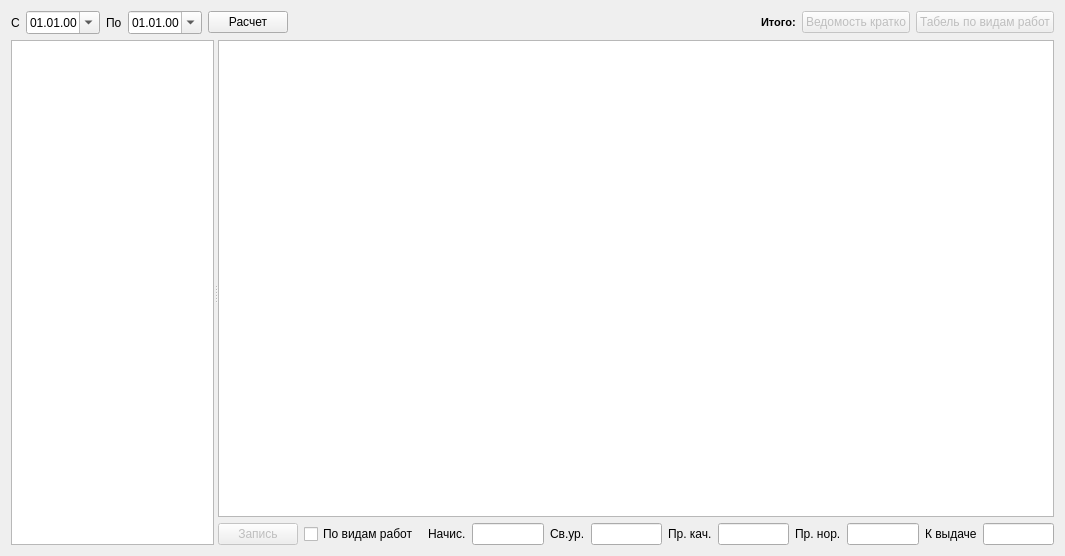
The window that formcalcwage.ui (Sergeyego/el_zp) describes before a commit, drawn with Qt 5.
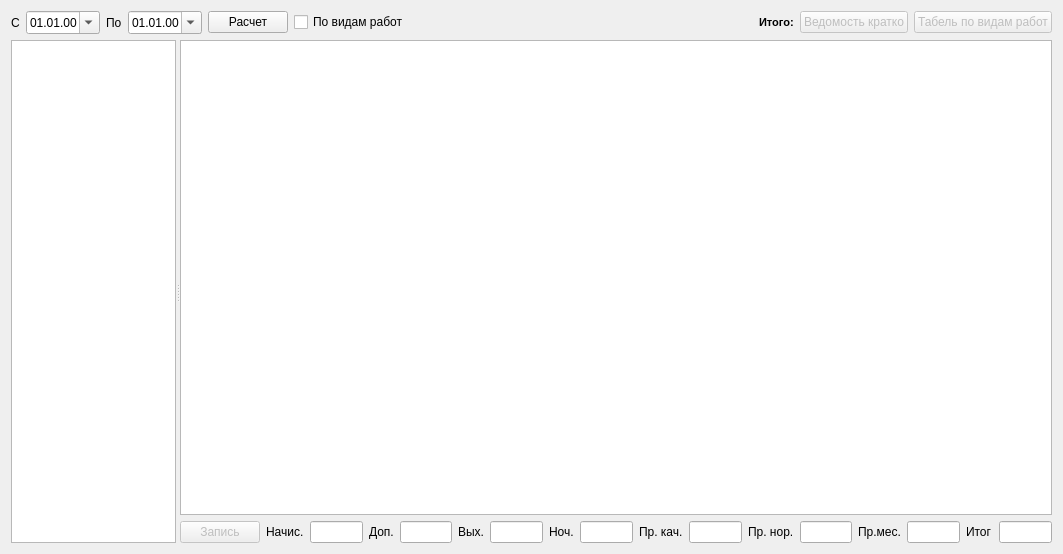
The same window after the commit. Custom widgets are drawn as their Qt base class.

Commit message: Доделан расчет

Diff of the .ui file:
```diff
--- a/formcalcwage.ui
+++ b/formcalcwage.ui
@@ -6,8 +6,8 @@
    <rect>
     <x>0</x>
     <y>0</y>
-    <width>1065</width>
-    <height>556</height>
+    <width>1063</width>
+    <height>554</height>
    </rect>
   </property>
   <property name="windowTitle">
@@ -57,6 +57,13 @@
        </property>
       </widget>
      </item>
+     <item>
+      <widget class="QCheckBox" name="checkBoxVid">
+       <property name="text">
+        <string>По видам работ</string>
+       </property>
+      </widget>
+     </item>
      <item>
       <spacer name="horizontalSpacer">
        <property name="orientation">
@@ -135,13 +142,6 @@
            </property>
           </widget>
          </item>
-         <item>
-          <widget class="QCheckBox" name="checkBoxVid">
-           <property name="text">
-            <string>По видам работ</string>
-           </property>
-          </widget>
-         </item>
          <item>
           <spacer name="horizontalSpacer_2">
            <property name="orientation">
@@ -163,7 +163,21 @@
           </widget>
          </item>
          <item>
-          <widget class="QLineEdit" name="lineEditWage">
+          <widget class="QLineEdit" name="lineEditZpl">
+           <property name="readOnly">
+            <bool>true</bool>
+           </property>
+          </widget>
+         </item>
+         <item>
+          <widget class="QLabel" name="label_8">
+           <property name="text">
+            <string>Доп.</string>
+           </property>
+          </widget>
+         </item>
+         <item>
+          <widget class="QLineEdit" name="lineEditDopl">
            <property name="readOnly">
             <bool>true</bool>
            </property>
@@ -172,7 +186,7 @@
          <item>
           <widget class="QLabel" name="label_7">
            <property name="text">
-            <string>Св.ур.</string>
+            <string>Вых.</string>
            </property>
           </widget>
          </item>
@@ -183,6 +197,20 @@
            </property>
           </widget>
          </item>
+         <item>
+          <widget class="QLabel" name="label_9">
+           <property name="text">
+            <string>Ноч.</string>
+           </property>
+          </widget>
+         </item>
+         <item>
+          <widget class="QLineEdit" name="lineEditNight">
+           <property name="readOnly">
+            <bool>true</bool>
+           </property>
+          </widget>
+         </item>
          <item>
           <widget class="QLabel" name="label_4">
            <property name="text">
@@ -205,7 +233,21 @@
           </widget>
          </item>
          <item>
-          <widget class="QLineEdit" name="lineEditPremNorm">
+          <widget class="QLineEdit" name="lineEditPremn">
+           <property name="readOnly">
+            <bool>true</bool>
+           </property>
+          </widget>
+         </item>
+         <item>
+          <widget class="QLabel" name="label_10">
+           <property name="text">
+            <string>Пр.мес.</string>
+           </property>
+          </widget>
+         </item>
+         <item>
+          <widget class="QLineEdit" name="lineEditPrem">
            <property name="readOnly">
             <bool>true</bool>
            </property>
@@ -214,7 +256,7 @@
          <item>
           <widget class="QLabel" name="label_6">
            <property name="text">
-            <string>К выдаче</string>
+            <string>Итог</string>
            </property>
           </widget>
          </item>
```
Left out of the diff: 2 changed lines with no effect on the pictures. The commit also changes 2 other files.
